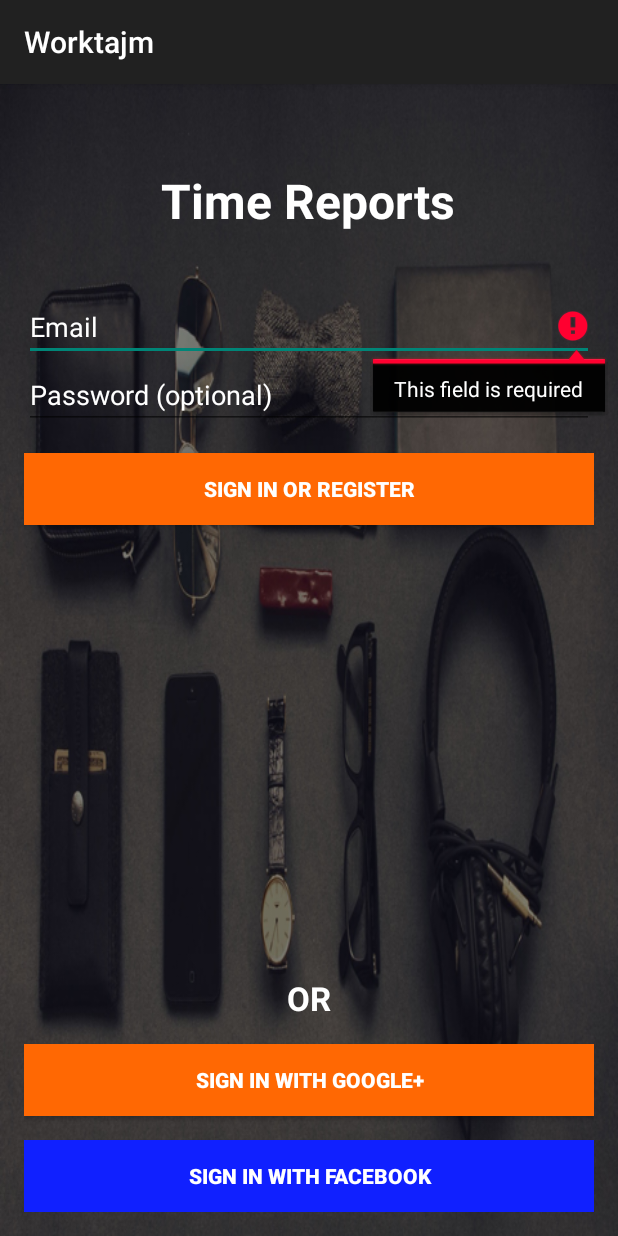
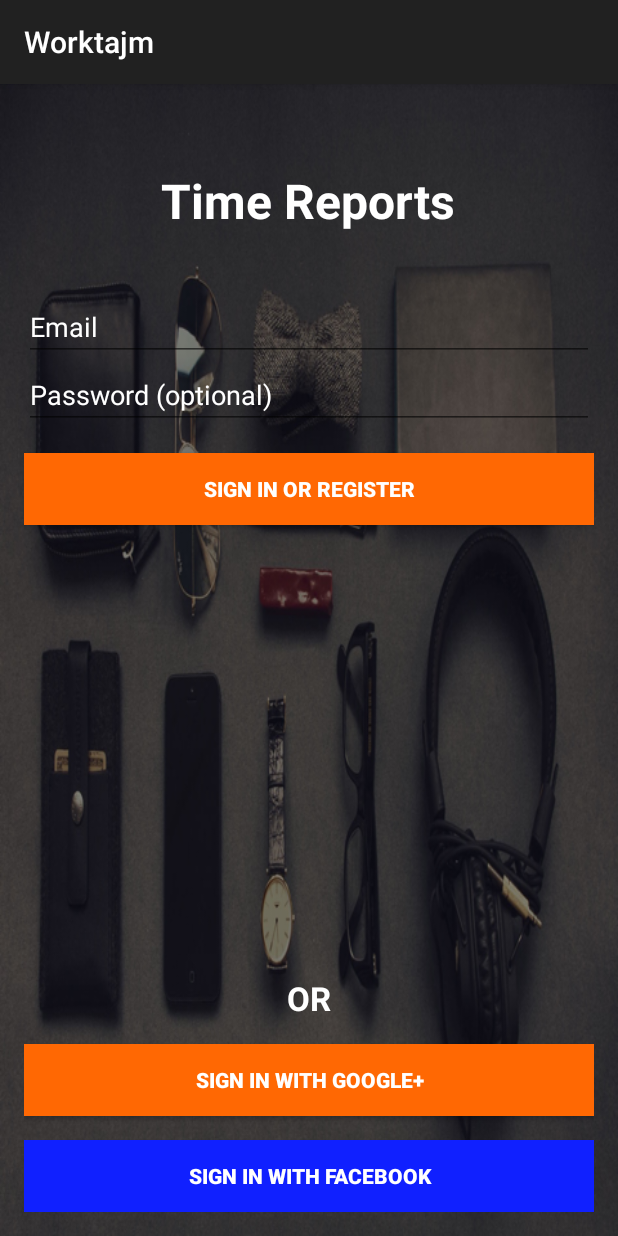
Before and after one commit to hirro/m-worktajm, an Android app: the screen it shows after launch (LoginActivity), after a tap on "SIGN IN OR REGISTER", on a phone screen of 412 x 824 dp. Run offline under Robolectric (Android 15) with nearby library versions, the phone set to English and light mode, and no system bars; our stand-ins replace Volley; libraries missing offline, so code that uses them is left out: com.logentries.android; 3 statements that could not run were skipped.

Commit message:
no message

```diff
--- a/android/app/src/main/java/com/arnellconsulting/worktajm/LoginActivity.java
+++ b/android/app/src/main/java/com/arnellconsulting/worktajm/LoginActivity.java
@@ -47,9 +47,7 @@
 public class  LoginActivity extends ActionBarActivity implements LoaderCallbacks<Cursor> {
 
     private static final String ACTIVITY_NAME = "LoginActivity";
-    private static final String[] DUMMY_CREDENTIALS = new String[]{
-            "foo@example.com:hello", "bar@example.com:world"
-    };
+
     /**
      * Keep track of the login task to ensure we can cancel it if requested.
      */
@@ -60,7 +58,6 @@
     private EditText mPasswordView;
     private View mProgressView;
     private ScrollView mLoginFormView;
-    private Button mLoginButton;
 
     public LoginActivity() {
         super();
@@ -70,13 +67,13 @@
     protected void onCreate(Bundle savedInstanceState) {
         super.onCreate(savedInstanceState);
         setContentView(R.layout.activity_login);
+
         // Set up the login form.
         mEmailView = (AutoCompleteTextView) findViewById(R.id.email);
         populateAutoComplete();
 
         mLoginFormView = (ScrollView) findViewById(R.id.login_form);
         mProgressView =  findViewById(R.id.login_progress);
-        mLoginButton = (Button) findViewById(R.id.email_sign_in_button);
         mPasswordView = (EditText) findViewById(R.id.password);
         final Button mEmailSignInButton = (Button) findViewById(R.id.email_sign_in_button);
 
@@ -295,7 +292,7 @@
                         future) {
                     @Override
                     public Map<String, String> getHeaders() throws AuthFailureError {
-                        HashMap<String, String> headers = new HashMap<String, String>();
+                        HashMap<String, String> headers = new HashMap<>();
                         headers.put("CUSTOM_HEADER", "Yahoo");
                         headers.put("ANOTHER_CUSTOM_HEADER", "Google");
                         return headers;
--- a/android/app/src/main/res/layout/activity_login.xml
+++ b/android/app/src/main/res/layout/activity_login.xml
@@ -68,7 +68,9 @@
                 android:textColor="#ffffff"
                 android:textColorHighlight="#ffffff"
                 android:textColorHint="#ffffff"
-                android:textColorLink="#ffffff" />
+                android:textColorLink="#ffffff"
+                android:focusable="true"
+                android:focusableInTouchMode="true" />
 
             <EditText
                 android:id="@+id/password"
@@ -85,7 +87,9 @@
                 android:textColor="#ffffff"
                 android:textColorHighlight="#ffffff"
                 android:textColorHint="#ffffff"
-                android:textColorLink="#ffffff" />
+                android:textColorLink="#ffffff"
+                android:focusable="true"
+                android:focusableInTouchMode="true" />
 
             <Button
                 android:id="@+id/email_sign_in_button"
@@ -97,7 +101,9 @@
                 android:background="#ff6803"
                 android:text="@string/action_sign_in"
                 android:textColor="#ffffff"
-                android:textStyle="bold" />
+                android:textStyle="bold"
+                android:focusable="true"
+                android:focusableInTouchMode="true" />
 
             <!-- stretching frame layout, using layout_weight -->
             <FrameLayout
```
